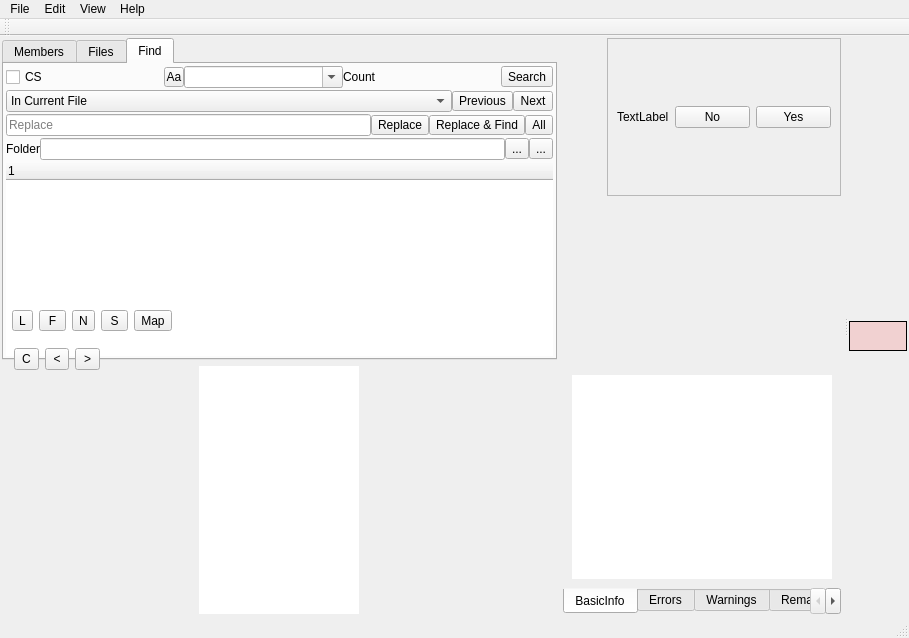
Above: mainwindow.ui from ic005k/Xiasl before the change. Below: the same form after it.
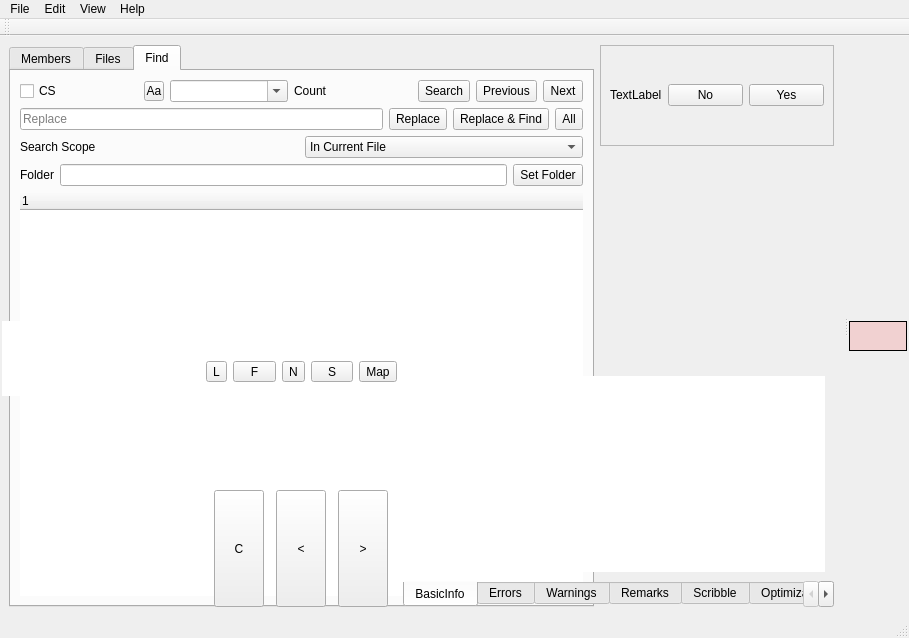
That is the form after the change. Icons and pictures are not drawn. Custom widgets are drawn as their Qt base class.

Patch:
```diff
--- a/mainwindow.ui
+++ b/mainwindow.ui
@@ -19,379 +19,7 @@
   </property>
   <widget class="QWidget" name="centralwidget">
    <layout class="QGridLayout" name="gridLayout_10">
-    <property name="leftMargin">
-     <number>2</number>
-    </property>
-    <property name="topMargin">
-     <number>2</number>
-    </property>
-    <property name="rightMargin">
-     <number>2</number>
-    </property>
-    <property name="bottomMargin">
-     <number>2</number>
-    </property>
-    <item row="0" column="2">
-     <widget class="QFrame" name="frameTip">
-      <property name="frameShape">
-       <enum>QFrame::StyledPanel</enum>
-      </property>
-      <property name="frameShadow">
-       <enum>QFrame::Raised</enum>
-      </property>
-      <layout class="QGridLayout" name="gridLayout_14">
-       <property name="topMargin">
-        <number>0</number>
-       </property>
-       <property name="bottomMargin">
-        <number>0</number>
-       </property>
-       <item row="0" column="0">
-        <widget class="QLabel" name="lblFileName">
-         <property name="text">
-          <string>TextLabel</string>
-         </property>
-        </widget>
-       </item>
-       <item row="0" column="1">
-        <widget class="QPushButton" name="btnNo">
-         <property name="maximumSize">
-          <size>
-           <width>75</width>
-           <height>16777215</height>
-          </size>
-         </property>
-         <property name="text">
-          <string>No</string>
-         </property>
-        </widget>
-       </item>
-       <item row="0" column="2">
-        <widget class="QPushButton" name="btnYes">
-         <property name="maximumSize">
-          <size>
-           <width>75</width>
-           <height>16777215</height>
-          </size>
-         </property>
-         <property name="text">
-          <string>Yes</string>
-         </property>
-        </widget>
-       </item>
-      </layout>
-     </widget>
-    </item>
-    <item row="1" column="2">
-     <widget class="QFrame" name="frame">
-      <property name="minimumSize">
-       <size>
-        <width>200</width>
-        <height>100</height>
-       </size>
-      </property>
-      <property name="frameShape">
-       <enum>QFrame::NoFrame</enum>
-      </property>
-      <property name="frameShadow">
-       <enum>QFrame::Plain</enum>
-      </property>
-      <property name="lineWidth">
-       <number>0</number>
-      </property>
-      <layout class="QGridLayout" name="gridLayout_7">
-       <property name="leftMargin">
-        <number>0</number>
-       </property>
-       <property name="topMargin">
-        <number>0</number>
-       </property>
-       <property name="rightMargin">
-        <number>0</number>
-       </property>
-       <property name="bottomMargin">
-        <number>0</number>
-       </property>
-       <property name="spacing">
-        <number>0</number>
-       </property>
-       <item row="0" column="0">
-        <layout class="QVBoxLayout" name="vLayout">
-         <item>
-          <widget class="MyTabWidget" name="tabWidget_textEdit" native="true">
-           <property name="currentIndex" stdset="0">
-            <number>-1</number>
-           </property>
-           <property name="usesScrollButtons" stdset="0">
-            <bool>true</bool>
-           </property>
-           <property name="documentMode" stdset="0">
-            <bool>false</bool>
-           </property>
-           <property name="tabsClosable" stdset="0">
-            <bool>false</bool>
-           </property>
-           <property name="movable" stdset="0">
-            <bool>true</bool>
-           </property>
-           <property name="tabBarAutoHide" stdset="0">
-            <bool>false</bool>
-           </property>
-          </widget>
-         </item>
-        </layout>
-       </item>
-       <item row="0" column="1">
-        <layout class="QHBoxLayout" name="hLayout"/>
-       </item>
-      </layout>
-     </widget>
-    </item>
-    <item row="2" column="0">
-     <widget class="QFrame" name="frameInfo">
-      <property name="frameShape">
-       <enum>QFrame::NoFrame</enum>
-      </property>
-      <property name="frameShadow">
-       <enum>QFrame::Plain</enum>
-      </property>
-      <layout class="QHBoxLayout" name="horizontalLayout_2">
-       <property name="spacing">
-        <number>2</number>
-       </property>
-       <property name="leftMargin">
-        <number>0</number>
-       </property>
-       <property name="topMargin">
-        <number>0</number>
-       </property>
-       <property name="rightMargin">
-        <number>0</number>
-       </property>
-       <property name="bottomMargin">
-        <number>0</number>
-       </property>
-       <item>
-        <widget class="QListWidget" name="listWidget">
-         <property name="maximumSize">
-          <size>
-           <width>160</width>
-           <height>16777215</height>
-          </size>
-         </property>
-         <property name="focusPolicy">
-          <enum>Qt::NoFocus</enum>
-         </property>
-         <property name="layoutDirection">
-          <enum>Qt::LeftToRight</enum>
-         </property>
-         <property name="styleSheet">
-          <string notr="true">/**列表项选中*/
-
-QListWidget::item::selected:active
-{ 
-    color:black;
-    border-width:0;
-   background: rgb(180 ,209 ,255);
-}
-QListWidget::item:selected
-{
-    color:black;
-    border-width:0;
-   background: rgb(180 ,209 ,255);
-}
-</string>
-         </property>
-         <property name="frameShape">
-          <enum>QFrame::NoFrame</enum>
-         </property>
-         <property name="frameShadow">
-          <enum>QFrame::Plain</enum>
-         </property>
-         <property name="lineWidth">
-          <number>0</number>
-         </property>
-         <property name="verticalScrollBarPolicy">
-          <enum>Qt::ScrollBarAsNeeded</enum>
-         </property>
-         <property name="horizontalScrollBarPolicy">
-          <enum>Qt::ScrollBarAsNeeded</enum>
-         </property>
-         <property name="sizeAdjustPolicy">
-          <enum>QAbstractScrollArea::AdjustToContents</enum>
-         </property>
-         <property name="layoutMode">
-          <enum>QListView::SinglePass</enum>
-         </property>
-         <property name="viewMode">
-          <enum>QListView::ListMode</enum>
-         </property>
-        </widget>
-       </item>
-      </layout>
-     </widget>
-    </item>
-    <item row="2" column="1" colspan="2">
-     <widget class="QTabWidget" name="tabWidget">
-      <property name="tabPosition">
-       <enum>QTabWidget::South</enum>
-      </property>
-      <property name="currentIndex">
-       <number>0</number>
-      </property>
-      <property name="documentMode">
-       <bool>true</bool>
-      </property>
-      <widget class="QWidget" name="tabBasicInfo">
-       <attribute name="title">
-        <string>BasicInfo</string>
-       </attribute>
-       <layout class="QGridLayout" name="gridLayout_3">
-        <item row="0" column="0">
-         <widget class="QTextEdit" name="editShowMsg">
-          <property name="font">
-           <font/>
-          </property>
-          <property name="frameShape">
-           <enum>QFrame::NoFrame</enum>
-          </property>
-          <property name="frameShadow">
-           <enum>QFrame::Plain</enum>
-          </property>
-          <property name="lineWrapMode">
-           <enum>QTextEdit::NoWrap</enum>
-          </property>
-          <property name="readOnly">
-           <bool>false</bool>
-          </property>
-         </widget>
-        </item>
-       </layout>
-      </widget>
-      <widget class="QWidget" name="tabErrors">
-       <attribute name="title">
-        <string>Errors</string>
-       </attribute>
-       <layout class="QGridLayout" name="gridLayout_4">
-        <item row="0" column="0">
-         <widget class="QTextEdit" name="editErrors">
-          <property name="font">
-           <font/>
-          </property>
-          <property name="frameShape">
-           <enum>QFrame::NoFrame</enum>
-          </property>
-          <property name="frameShadow">
-           <enum>QFrame::Plain</enum>
-          </property>
-          <property name="lineWrapMode">
-           <enum>QTextEdit::NoWrap</enum>
-          </property>
-          <property name="readOnly">
-           <bool>false</bool>
-          </property>
-         </widget>
-        </item>
-       </layout>
-      </widget>
-      <widget class="QWidget" name="tabWarnings">
-       <attribute name="title">
-        <string>Warnings</string>
-       </attribute>
-       <layout class="QGridLayout" name="gridLayout_5">
-        <item row="0" column="0">
-         <widget class="QTextEdit" name="editWarnings">
-          <property name="font">
-           <font/>
-          </property>
-          <property name="frameShape">
-           <enum>QFrame::NoFrame</enum>
-          </property>
-          <property name="frameShadow">
-           <enum>QFrame::Plain</enum>
-          </property>
-          <property name="lineWrapMode">
-           <enum>QTextEdit::NoWrap</enum>
-          </property>
-          <property name="readOnly">
-           <bool>false</bool>
-          </property>
-         </widget>
-        </item>
-       </layout>
-      </widget>
-      <widget class="QWidget" name="tabRemarks">
-       <attribute name="title">
-        <string>Remarks</string>
-       </attribute>
-       <layout class="QGridLayout" name="gridLayout_6">
-        <item row="0" column="0">
-         <widget class="QTextEdit" name="editRemarks">
-          <property name="font">
-           <font/>
-          </property>
-          <property name="frameShape">
-           <enum>QFrame::NoFrame</enum>
-          </property>
-          <property name="frameShadow">
-           <enum>QFrame::Plain</enum>
-          </property>
-          <property name="lineWrapMode">
-           <enum>QTextEdit::NoWrap</enum>
-          </property>
-          <property name="readOnly">
-           <bool>false</bool>
-          </property>
-         </widget>
-        </item>
-       </layout>
-      </widget>
-      <widget class="QWidget" name="tabScribble">
-       <attribute name="title">
-        <string>Scribble</string>
-       </attribute>
-       <layout class="QGridLayout" name="gridLayout_13">
-        <item row="0" column="0">
-         <widget class="QTextEdit" name="editScribble">
-          <property name="frameShape">
-           <enum>QFrame::NoFrame</enum>
-          </property>
-          <property name="frameShadow">
-           <enum>QFrame::Plain</enum>
-          </property>
-         </widget>
-        </item>
-       </layout>
-      </widget>
-      <widget class="QWidget" name="tabOptimizations">
-       <attribute name="title">
-        <string>Optimizations</string>
-       </attribute>
-       <layout class="QGridLayout" name="gridLayout_17">
-        <item row="0" column="0">
-         <widget class="QTextEdit" name="editOptimizations">
-          <property name="font">
-           <font/>
-          </property>
-          <property name="frameShape">
-           <enum>QFrame::NoFrame</enum>
-          </property>
-          <property name="frameShadow">
-           <enum>QFrame::Plain</enum>
-          </property>
-          <property name="lineWrapMode">
-           <enum>QTextEdit::NoWrap</enum>
-          </property>
-          <property name="readOnly">
-           <bool>false</bool>
-          </property>
-         </widget>
-        </item>
-       </layout>
-      </widget>
-     </widget>
-    </item>
-    <item row="0" column="0" rowspan="2">
+    <item row="0" column="0" rowspan="5" colspan="3">
      <widget class="QTabWidget" name="tabWidget_misc">
       <property name="tabPosition">
        <enum>QTabWidget::North</enum>
@@ -555,21 +183,6 @@
         <string>Find</string>
        </attribute>
        <layout class="QGridLayout" name="gridLayout_9">
-        <property name="leftMargin">
-         <number>2</number>
-        </property>
-        <property name="topMargin">
-         <number>2</number>
-        </property>
-        <property name="rightMargin">
-         <number>2</number>
-        </property>
-        <property name="bottomMargin">
-         <number>2</number>
-        </property>
-        <property name="verticalSpacing">
-         <number>2</number>
-        </property>
         <item row="0" column="0">
          <layout class="QHBoxLayout" name="horizontalLayout">
           <item>
@@ -620,43 +233,23 @@
           </item>
           <item>
            <widget class="QToolButton" name="btnSearch">
+            <property name="maximumSize">
+             <size>
+              <width>16777215</width>
+              <height>22</height>
+             </size>
+            </property>
             <property name="text">
              <string>Search</string>
             </property>
            </widget>
           </item>
-         </layout>
-        </item>
-        <item row="1" column="0">
-         <layout class="QHBoxLayout" name="horizontalLayout_3">
-          <property name="spacing">
-           <number>-1</number>
-          </property>
-          <item>
-           <widget class="QComboBox" name="cboxFindScope">
-            <item>
-             <property name="text">
-              <string>In Current File</string>
-             </property>
-            </item>
-            <item>
-             <property name="text">
-              <string>In Open Files</string>
-             </property>
-            </item>
-            <item>
-             <property name="text">
-              <string>In Folder</string>
-             </property>
-            </item>
-           </widget>
-          </item>
           <item>
            <widget class="QToolButton" name="btnPrevious">
             <property name="maximumSize">
              <size>
               <width>16777215</width>
-              <height>20</height>
+              <height>22</height>
              </size>
             </property>
             <property name="text">
@@ -669,7 +262,7 @@
             <property name="maximumSize">
              <size>
               <width>16777215</width>
-              <height>20</height>
+              <height>22</height>
              </size>
             </property>
             <property name="text">
@@ -679,7 +272,7 @@
           </item>
          </layout>
         </item>
-        <item row="2" column="0">
+        <item row="1" column="0">
          <layout class="QHBoxLayout" name="hlReplace">
           <item>
            <widget class="QLineEdit" name="editReplace">
@@ -693,7 +286,7 @@
             <property name="maximumSize">
              <size>
               <width>16777215</width>
-              <height>20</height>
+              <height>22</height>
              </size>
             </property>
             <property name="text">
@@ -706,7 +299,7 @@
             <property name="maximumSize">
              <size>
               <width>16777215</width>
-              <height>20</height>
+              <height>22</height>
              </size>
             </property>
             <property name="text">
@@ -719,7 +312,7 @@
             <property name="maximumSize">
              <size>
               <width>16777215</width>
-              <height>20</height>
+              <height>22</height>
              </size>
             </property>
             <property name="text">
@@ -729,6 +322,39 @@
           </item>
          </layout>
         </item>
+        <item row="2" column="0">
+         <layout class="QHBoxLayout" name="horizontalLayout_3">
+          <property name="spacing">
+           <number>-1</number>
+          </property>
+          <item>
+           <widget class="QLabel" name="label_2">
+            <property name="text">
+             <string>Search Scope</string>
+            </property>
+           </widget>
+          </item>
+          <item>
+           <widget class="QComboBox" name="cboxFindScope">
+            <item>
+             <property name="text">
+              <string>In Current File</string>
+             </property>
+            </item>
+            <item>
+             <property name="text">
+              <string>In Open Files</string>
+             </property>
+            </item>
+            <item>
+             <property name="text">
+              <string>In Folder</string>
+             </property>
+            </item>
+           </widget>
+          </item>
+         </layout>
+        </item>
         <item row="3" column="0">
          <layout class="QHBoxLayout" name="hLayoutFolder">
           <item>
@@ -749,15 +375,14 @@
           </item>
           <item>
            <widget class="QToolButton" name="btnFolder">
-            <property name="text">
-             <string>...</string>
+            <property name="maximumSize">
+             <size>
+              <width>16777215</width>
+              <height>22</height>
+             </size>
             </property>
-           </widget>
-          </item>
-          <item>
-           <widget class="QToolButton" name="btnUseCurrentPath">
             <property name="text">
-             <string>...</string>
+             <string>Set Folder</string>
             </property>
            </widget>
           </item>
@@ -782,16 +407,124 @@
       </widget>
      </widget>
     </item>
-   </layout>
+    <item row="0" column="3">
+     <widget class="QFrame" name="frameTip">
+      <property name="frameShape">
+       <enum>QFrame::StyledPanel</enum>
+      </property>
+      <property name="frameShadow">
+       <enum>QFrame::Raised</enum>
+      </property>
+      <layout class="QGridLayout" name="gridLayout_14">
+       <property name="topMargin">
+        <number>0</number>
+       </property>
+       <property name="bottomMargin">
+        <number>0</number>
+       </property>
+       <item row="0" column="0">
+        <widget class="QLabel" name="lblFileName">
+         <property name="text">
+          <string>TextLabel</string>
+         </property>
+        </widget>
+       </item>
+       <item row="0" column="1">
+        <widget class="QPushButton" name="btnNo">
+         <property name="maximumSize">
+          <size>
+           <width>75</width>
+           <height>16777215</height>
+          </size>
+         </property>
+         <property name="text">
+          <string>No</string>
+         </property>
+        </widget>
+       </item>
+       <item row="0" column="2">
+        <widget class="QPushButton" name="btnYes">
+         <property name="maximumSize">
+          <size>
+           <width>75</width>
+           <height>16777215</height>
+          </size>
+         </property>
+         <property name="text">
+          <string>Yes</string>
+         </property>
+        </widget>
+       </item>
+      </layout>
+     </widget>
+    </item>
+    <item row="1" column="3">
+     <widget class="QFrame" name="frame">
+      <property name="minimumSize">
+       <size>
+        <width>200</width>
+        <height>100</height>
+       </size>
+      </property>
+      <property name="frameShape">
+       <enum>QFrame::NoFrame</enum>
+      </property>
+      <property name="frameShadow">
+       <enum>QFrame::Plain</enum>
+      </property>
+      <property name="lineWidth">
+       <number>0</number>
+      </property>
+      <layout class="QGridLayout" name="gridLayout_7">
+       <property name="leftMargin">
+        <number>0</number>
+       </property>
+       <property name="topMargin">
+        <number>0</number>
+       </property>
+       <property name="rightMargin">
+        <number>0</number>
+       </property>
+       <property name="bottomMargin">
+        <number>0</number>
+       </property>
+       <property name="spacing">
+        <number>0</number>
+       </property>
+       <item row="0" column="0">
+        <layout class="QVBoxLayout" name="vLayout">
+         <item>
+          <widget class="MyTabWidget" name="tabWidget_textEdit" native="true">
+           <property name="currentIndex" stdset="0">
+            <number>-1</number>
+           </property>
+           <property name="usesScrollButtons" stdset="0">
+            <bool>true</bool>
+           </property>
+           <property name="documentMode" stdset="0">
+            <bool>false</bool>
+           </property>
+           <property name="tabsClosable" stdset="0">
+            <bool>false</bool>
+           </property>
+           <property name="movable" stdset="0">
+            <bool>true</bool>
+           </property>
+           <property name="tabBarAutoHide" stdset="0">
+            <bool>false</bool>
+           </property>
+          </widget>
+         </item>
+        </layout>
+       </item>
+       <item row="0" column="1">
+        <layout class="QHBoxLayout" name="hLayout"/>
+       </item>
+      </layout>
+     </widget>
+    </item>
+    <item row="2" column="1" rowspan="2">
    <widget class="QFrame" name="frameMainFun">
-    <property name="geometry">
-     <rect>
-      <x>12</x>
-      <y>274</y>
-      <width>160</width>
-      <height>22</height>
-     </rect>
-    </property>
     <property name="frameShape">
      <enum>QFrame::NoFrame</enum>
     </property>
@@ -878,15 +611,169 @@
      </item>
     </layout>
    </widget>
+    </item>
+    <item row="3" column="2" rowspan="2" colspan="2">
+     <widget class="QTabWidget" name="tabWidget">
+      <property name="tabPosition">
+       <enum>QTabWidget::South</enum>
+      </property>
+      <property name="currentIndex">
+       <number>0</number>
+      </property>
+      <property name="documentMode">
+       <bool>true</bool>
+      </property>
+      <widget class="QWidget" name="tabBasicInfo">
+       <attribute name="title">
+        <string>BasicInfo</string>
+       </attribute>
+       <layout class="QGridLayout" name="gridLayout_3">
+        <item row="0" column="0">
+         <widget class="QTextEdit" name="editShowMsg">
+          <property name="font">
+           <font/>
+          </property>
+          <property name="frameShape">
+           <enum>QFrame::NoFrame</enum>
+          </property>
+          <property name="frameShadow">
+           <enum>QFrame::Plain</enum>
+          </property>
+          <property name="lineWrapMode">
+           <enum>QTextEdit::NoWrap</enum>
+          </property>
+          <property name="readOnly">
+           <bool>false</bool>
+          </property>
+         </widget>
+        </item>
+       </layout>
+      </widget>
+      <widget class="QWidget" name="tabErrors">
+       <attribute name="title">
+        <string>Errors</string>
+       </attribute>
+       <layout class="QGridLayout" name="gridLayout_4">
+        <item row="0" column="0">
+         <widget class="QTextEdit" name="editErrors">
+          <property name="font">
+           <font/>
+          </property>
+          <property name="frameShape">
+           <enum>QFrame::NoFrame</enum>
+          </property>
+          <property name="frameShadow">
+           <enum>QFrame::Plain</enum>
+          </property>
+          <property name="lineWrapMode">
+           <enum>QTextEdit::NoWrap</enum>
+          </property>
+          <property name="readOnly">
+           <bool>false</bool>
+          </property>
+         </widget>
+        </item>
+       </layout>
+      </widget>
+      <widget class="QWidget" name="tabWarnings">
+       <attribute name="title">
+        <string>Warnings</string>
+       </attribute>
+       <layout class="QGridLayout" name="gridLayout_5">
+        <item row="0" column="0">
+         <widget class="QTextEdit" name="editWarnings">
+          <property name="font">
+           <font/>
+          </property>
+          <property name="frameShape">
+           <enum>QFrame::NoFrame</enum>
+          </property>
+          <property name="frameShadow">
+           <enum>QFrame::Plain</enum>
+          </property>
+          <property name="lineWrapMode">
+           <enum>QTextEdit::NoWrap</enum>
+          </property>
+          <property name="readOnly">
+           <bool>false</bool>
+          </property>
+         </widget>
+        </item>
+       </layout>
+      </widget>
+      <widget class="QWidget" name="tabRemarks">
+       <attribute name="title">
+        <string>Remarks</string>
+       </attribute>
+       <layout class="QGridLayout" name="gridLayout_6">
+        <item row="0" column="0">
+         <widget class="QTextEdit" name="editRemarks">
+          <property name="font">
+           <font/>
+          </property>
+          <property name="frameShape">
+           <enum>QFrame::NoFrame</enum>
+          </property>
+          <property name="frameShadow">
+           <enum>QFrame::Plain</enum>
+          </property>
+          <property name="lineWrapMode">
+           <enum>QTextEdit::NoWrap</enum>
+          </property>
+          <property name="readOnly">
+           <bool>false</bool>
+          </property>
+         </widget>
+        </item>
+       </layout>
+      </widget>
+      <widget class="QWidget" name="tabScribble">
+       <attribute name="title">
+        <string>Scribble</string>
+       </attribute>
+       <layout class="QGridLayout" name="gridLayout_13">
+        <item row="0" column="0">
+         <widget class="QTextEdit" name="editScribble">
+          <property name="frameShape">
+           <enum>QFrame::NoFrame</enum>
+          </property>
+          <property name="frameShadow">
+           <enum>QFrame::Plain</enum>
+          </property>
+         </widget>
+        </item>
+       </layout>
+      </widget>
+      <widget class="QWidget" name="tabOptimizations">
+       <attribute name="title">
+        <string>Optimizations</string>
+       </attribute>
+       <layout class="QGridLayout" name="gridLayout_17">
+        <item row="0" column="0">
+         <widget class="QTextEdit" name="editOptimizations">
+          <property name="font">
+           <font/>
+          </property>
+          <property name="frameShape">
+           <enum>QFrame::NoFrame</enum>
+          </property>
+          <property name="frameShadow">
+           <enum>QFrame::Plain</enum>
+          </property>
+          <property name="lineWrapMode">
+           <enum>QTextEdit::NoWrap</enum>
+          </property>
+          <property name="readOnly">
+           <bool>false</bool>
+          </property>
+         </widget>
+        </item>
+       </layout>
+      </widget>
+     </widget>
+    </item>
+    <item row="4" column="1">
    <widget class="QFrame" name="frameFun">
-    <property name="geometry">
-     <rect>
-      <x>12</x>
-      <y>312</y>
-      <width>88</width>
-      <height>22</height>
-     </rect>
-    </property>
     <property name="frameShape">
      <enum>QFrame::NoFrame</enum>
     </property>
@@ -969,6 +856,98 @@
        </property>
        <property name="text">
         <string>&lt;</string>
+         </property>
+        </widget>
+       </item>
+      </layout>
+     </widget>
+    </item>
+   </layout>
+   <widget class="QFrame" name="frameInfo">
+    <property name="geometry">
+     <rect>
+      <x>2</x>
+      <y>285</y>
+      <width>105</width>
+      <height>75</height>
+     </rect>
+    </property>
+    <property name="frameShape">
+     <enum>QFrame::NoFrame</enum>
+    </property>
+    <property name="frameShadow">
+     <enum>QFrame::Plain</enum>
+    </property>
+    <layout class="QHBoxLayout" name="horizontalLayout_2">
+     <property name="spacing">
+      <number>2</number>
+     </property>
+     <property name="leftMargin">
+      <number>0</number>
+     </property>
+     <property name="topMargin">
+      <number>0</number>
+     </property>
+     <property name="rightMargin">
+      <number>0</number>
+     </property>
+     <property name="bottomMargin">
+      <number>0</number>
+     </property>
+     <item>
+      <widget class="QListWidget" name="listWidget">
+       <property name="maximumSize">
+        <size>
+         <width>160</width>
+         <height>16777215</height>
+        </size>
+       </property>
+       <property name="focusPolicy">
+        <enum>Qt::NoFocus</enum>
+       </property>
+       <property name="layoutDirection">
+        <enum>Qt::LeftToRight</enum>
+       </property>
+       <property name="styleSheet">
+        <string notr="true">/**列表项选中*/
+
+QListWidget::item::selected:active
+{ 
+    color:black;
+    border-width:0;
+   background: rgb(180 ,209 ,255);
+}
+QListWidget::item:selected
+{
+    color:black;
+    border-width:0;
+   background: rgb(180 ,209 ,255);
+}
+</string>
+       </property>
+       <property name="frameShape">
+        <enum>QFrame::NoFrame</enum>
+       </property>
+       <property name="frameShadow">
+        <enum>QFrame::Plain</enum>
+       </property>
+       <property name="lineWidth">
+        <number>0</number>
+       </property>
+       <property name="verticalScrollBarPolicy">
+        <enum>Qt::ScrollBarAsNeeded</enum>
+       </property>
+       <property name="horizontalScrollBarPolicy">
+        <enum>Qt::ScrollBarAsNeeded</enum>
+       </property>
+       <property name="sizeAdjustPolicy">
+        <enum>QAbstractScrollArea::AdjustToContents</enum>
+       </property>
+       <property name="layoutMode">
+        <enum>QListView::SinglePass</enum>
+       </property>
+       <property name="viewMode">
+        <enum>QListView::ListMode</enum>
        </property>
       </widget>
      </item>
```
Lines whose indentation alone changed are shown as unchanged.
